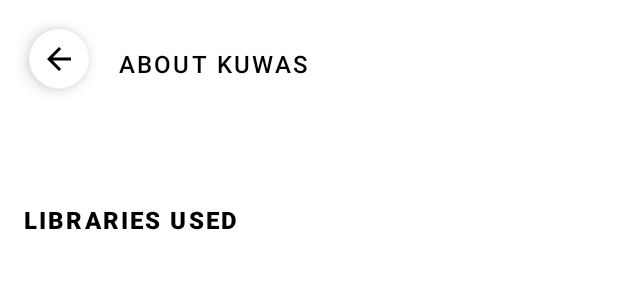
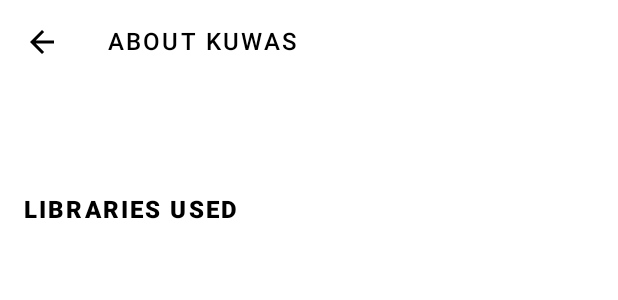
Before and after one commit to brookmg/Kuwas, an Android app: the layout activity_about.xml on its own in the app's theme, with its tools: preview values and no code run, on a phone screen of 412 x 824 dp. Shown: the top 300 px of the screen. Run offline under Robolectric (Android 15) with nearby library versions, the phone set to English and light mode, and no system bars.

Commit message:
ui/ux: change back button in about screen from FloatingActionButton -> ImageButton

```diff
--- a/app/src/main/java/app/kuwas/android/ui/activities/AboutActivity.java
+++ b/app/src/main/java/app/kuwas/android/ui/activities/AboutActivity.java
@@ -24,13 +24,13 @@ import android.view.View;
 import android.view.ViewGroup;
 
 import androidx.annotation.Nullable;
+import androidx.appcompat.widget.AppCompatImageButton;
 import androidx.browser.customtabs.CustomTabsClient;
 import androidx.browser.customtabs.CustomTabsServiceConnection;
 import androidx.recyclerview.widget.DividerItemDecoration;
 import androidx.recyclerview.widget.LinearLayoutManager;
 import androidx.recyclerview.widget.RecyclerView;
 
-import com.google.android.material.floatingactionbutton.FloatingActionButton;
 import com.google.firebase.analytics.FirebaseAnalytics;
 import com.yenepaySDK.PaymentOrderManager;
 import com.yenepaySDK.PaymentResponse;
@@ -38,9 +38,7 @@ import com.yenepaySDK.YenePayPaymentActivity;
 import com.yenepaySDK.errors.InvalidPaymentException;
 import com.yenepaySDK.model.OrderedItem;
 
-import java.lang.reflect.Array;
 import java.util.ArrayList;
-import java.util.Arrays;
 
 import app.kuwas.android.R;
 import app.kuwas.android.ui.adapters.AboutItemsRecyclerAdapter;
@@ -56,11 +54,11 @@ public class AboutActivity extends YenePayPaymentActivity {
     private PaymentOrderManager paymentManager = new PaymentOrderManager("2251" , "5birr4kuwas");
     private RecyclerView aboutCardsRecyclerView, usedLibrariesRecyclerView;
 
-    private void handleTopMarginOnFAB(FloatingActionButton button) {
+    private void handleTopMarginOnFAB(AppCompatImageButton button) {
         if (Build.VERSION.SDK_INT >= Build.VERSION_CODES.LOLLIPOP) {
             // the sdk is greater than lollipop; the app is being drawn under the status bar
             ViewGroup.MarginLayoutParams marginParams = (ViewGroup.MarginLayoutParams) button.getLayoutParams();
-            marginParams.setMargins( dpToPx(this, 8), dpToPx(this, 32), 0, 0);
+            marginParams.setMargins( 0, dpToPx(this, 32), 0, 0);
         }
     }
 
--- a/app/src/main/res/layout/activity_about.xml
+++ b/app/src/main/res/layout/activity_about.xml
@@ -27,19 +27,18 @@
         android:layout_height="wrap_content"
         tools:context=".ui.activities.AboutActivity">
 
-        <com.google.android.material.floatingactionbutton.FloatingActionButton
+        <androidx.appcompat.widget.AppCompatImageButton
             android:id="@+id/back_button"
             android:layout_width="wrap_content"
             android:layout_height="wrap_content"
-            android:layout_margin="15dp"
-            app:tint="@color/black_0"
+            android:padding="16dp"
+            app:backgroundTint="@color/white_0"
             app:fabSize="mini"
-            app:backgroundTint="@color/white_0"
-            app:rippleColor="@color/green_1"
-            android:layout_marginStart="8dp"
             app:layout_constraintStart_toStartOf="parent"
             app:layout_constraintTop_toTopOf="parent"
-            app:srcCompat="@drawable/ic_back" />
+            app:rippleColor="@color/green_1"
+            app:srcCompat="@drawable/ic_back"
+            app:tint="@color/black_0" />
 
         <androidx.appcompat.widget.AppCompatTextView
             android:id="@+id/about_screen_title"
```
